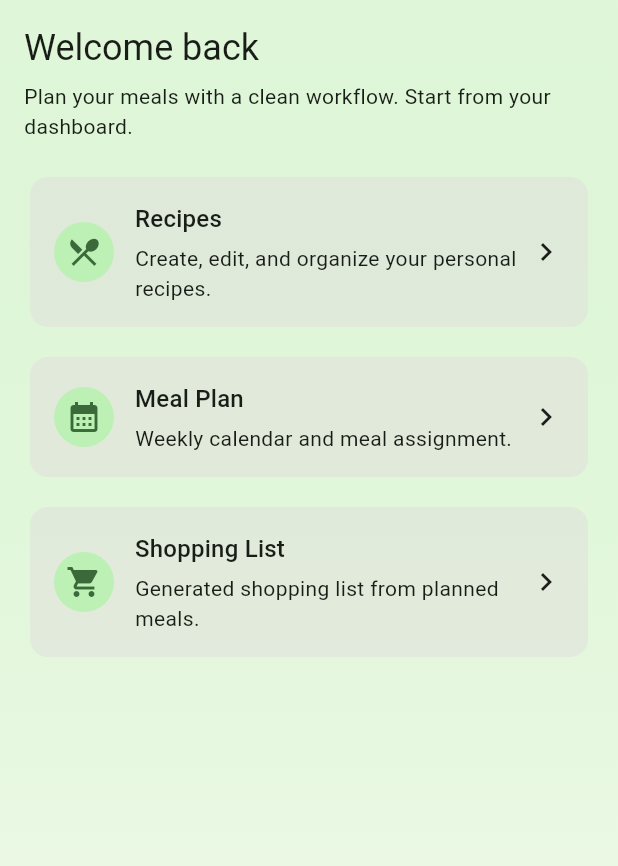
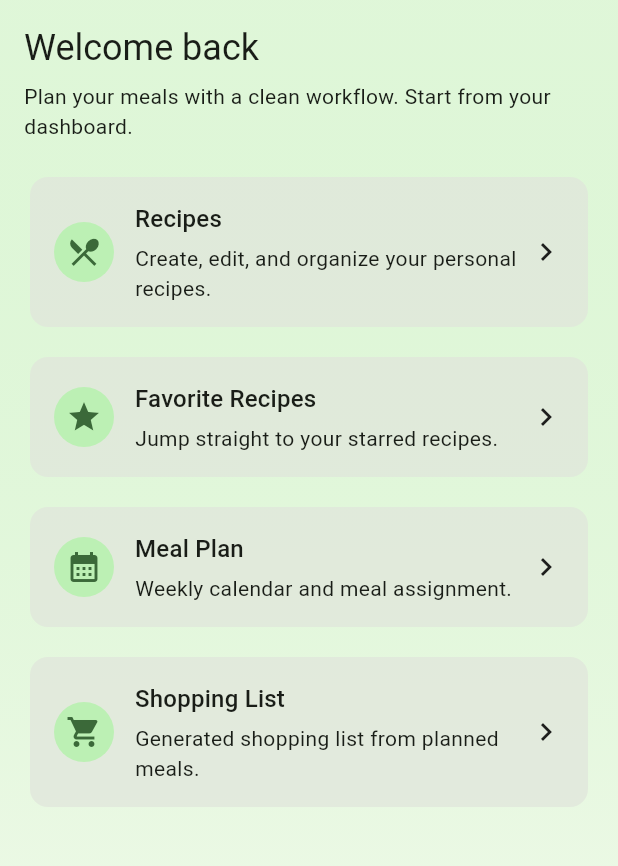
Before and after one commit to wassimhaoues/devmob_gestionrepas, a Flutter app: the DashboardPage screen opened by its route, on a phone screen of 412 x 824 dp, the part 84-950 px from its top. Run offline on Flutter 3.47's test engine with Material 3 defaults, Android fonts, the phone set to English and light mode, and no system bars; our stand-ins replace cloud_firestore, firebase_auth, firebase_core, firebase_storage, image_picker; accounts and stored records are empty.

Commit message:
feat(recipes-favorites): add quick access route

```diff
--- a/lib/main.dart
+++ b/lib/main.dart
@@ -83,6 +83,10 @@ class MyApp extends StatelessWidget {
         verifyEmailRoute: (_) => const VerifyEmailPage(),
         dashboardRoute: (_) => const DashboardPage(),
         recipeListRoute: (_) => const RecipeListPage(),
+        favoriteRecipesRoute: (_) => const RecipeListPage(
+          pageTitle: 'Favorite Recipes',
+          favoritesOnlyView: true,
+        ),
         addRecipeRoute: (_) => const AddRecipePage(),
         recipeDetailRoute: (_) => const RecipeDetailPage(),
         editRecipeRoute: (_) => const EditRecipePage(),
--- a/lib/views/dashboard/dashboard_page.dart
+++ b/lib/views/dashboard/dashboard_page.dart
@@ -68,6 +68,14 @@ class _DashboardPageState extends State<DashboardPage> {
               subtitle: 'Create, edit, and organize your personal recipes.',
               icon: Icons.restaurant_menu,
               onTap: () => Navigator.of(context).pushNamed(recipeListRoute),
+            ),
+            const SizedBox(height: 12),
+            _DashboardTile(
+              title: 'Favorite Recipes',
+              subtitle: 'Jump straight to your starred recipes.',
+              icon: Icons.star,
+              onTap: () =>
+                  Navigator.of(context).pushNamed(favoriteRecipesRoute),
             ),
             const SizedBox(height: 12),
             _DashboardTile(
```
Also changed, not shown: lib/views/recipe/recipe_list_page.dart (+49 -9 lines).
